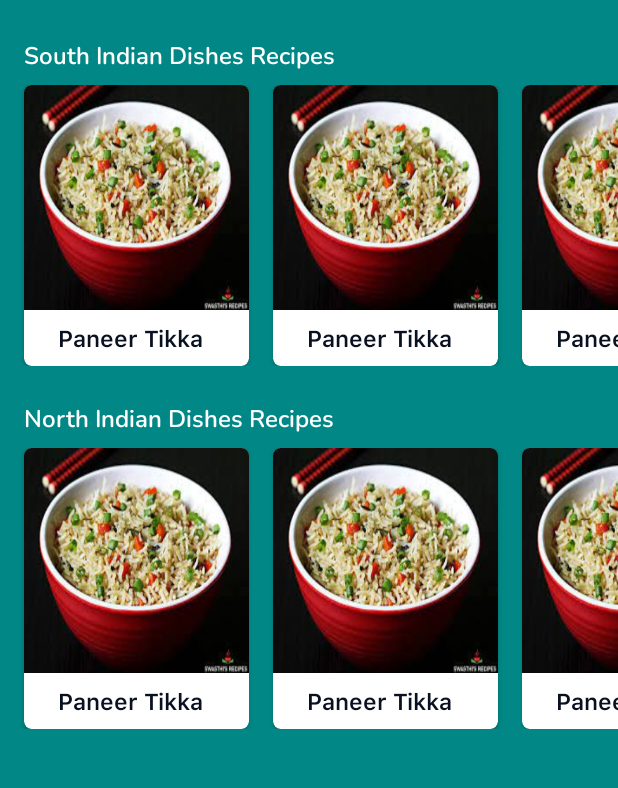
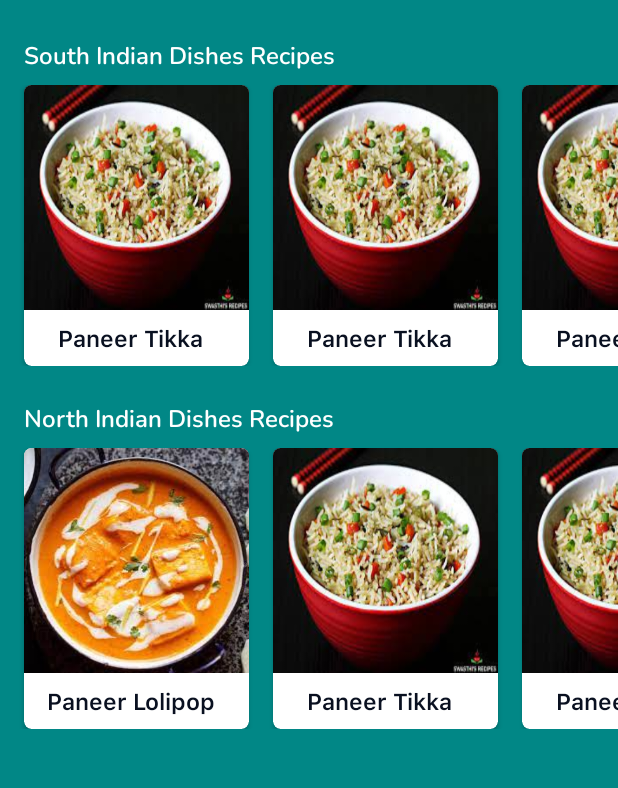
Before and after one commit to vineetnayak777/MaaKaSwaad, an Android app: the RecipeActivity screen opened directly, with no data from a screen before it, in the side drawer, after a tap on "Recipes", on a phone screen of 412 x 824 dp, the part 84-872 px from its top. Run offline under Robolectric (Android 15) with nearby library versions, the phone set to English and light mode, and no system bars; Roboto replaces fonts that are not available here.

Commit message:
Details for Recipes added

```diff
--- a/MaaKaSwaad/app/src/main/java/com/example/maakaswaad/NestedDashboard.java
+++ b/MaaKaSwaad/app/src/main/java/com/example/maakaswaad/NestedDashboard.java
@@ -50,7 +50,7 @@ public class NestedDashboard extends BaseActivity {
 
         // added in 3rd category
         List<CategoryItem> categoryItemList3 = new ArrayList<>();
-        categoryItemList3.add(new CategoryItem(1,"Paneer Tikka", "Rs. 140", R.drawable.maakakhana1));
+        categoryItemList3.add(new CategoryItem(1,"Paneer Tikka", "Rs. 140", R.drawable.popularfood2));
         categoryItemList3.add(new CategoryItem(1,"Paneer Tikka", "Rs. 140", R.drawable.maakakhana1));
         categoryItemList3.add(new CategoryItem(1,"Paneer Tikka", "Rs. 140", R.drawable.maakakhana1));
         categoryItemList3.add(new CategoryItem(1,"Paneer Tikka", "Rs. 140", R.drawable.maakakhana1));
--- a/MaaKaSwaad/app/src/main/java/com/example/maakaswaad/RecipeActivity.java
+++ b/MaaKaSwaad/app/src/main/java/com/example/maakaswaad/RecipeActivity.java
@@ -32,7 +32,7 @@ public class RecipeActivity extends BaseActivity{
         recipeItemList.add(new RecipeItem(1, R.drawable.maakakhana1, "Paneer Tikka"));
 
         List<RecipeItem> recipeItemList1 = new ArrayList<>();
-        recipeItemList1.add(new RecipeItem(1, R.drawable.maakakhana1, "Paneer Tikka"));
+        recipeItemList1.add(new RecipeItem(1, R.drawable.popularfood1, "Paneer Lolipop"));
         recipeItemList1.add(new RecipeItem(1, R.drawable.maakakhana1, "Paneer Tikka"));
         recipeItemList1.add(new RecipeItem(1, R.drawable.maakakhana1, "Paneer Tikka"));
         recipeItemList1.add(new RecipeItem(1, R.drawable.maakakhana1, "Paneer Tikka"));
@@ -40,7 +40,7 @@ public class RecipeActivity extends BaseActivity{
 
         List<AllRecipeCategory> allRecipeCategoryList = new ArrayList<>();
         allRecipeCategoryList.add(new AllRecipeCategory("South Indian Dishes Recipes", recipeItemList));
-        allRecipeCategoryList.add(new AllRecipeCategory("North Indian Dishes Recipes", recipeItemList));
+        allRecipeCategoryList.add(new AllRecipeCategory("North Indian Dishes Recipes", recipeItemList1));
 
         setMainRecipeCategoryRecycler(allRecipeCategoryList);
     }
--- /dev/null
+++ b/MaaKaSwaad/app/src/main/java/com/example/maakaswaad/RecipeDetails.java
@@ -0,0 +1,52 @@
+package com.example.maakaswaad;
+
+import android.os.Bundle;
+import android.view.KeyEvent;
+import android.view.LayoutInflater;
+import android.view.View;
+import android.webkit.WebSettings;
+import android.webkit.WebView;
+import android.webkit.WebViewClient;
+
+public class RecipeDetails extends BaseActivity {
+
+    WebView webView;
+
+    @Override
+    protected void onCreate(Bundle savedInstanceState) {
+        super.onCreate(savedInstanceState);
+        LayoutInflater inflater = LayoutInflater.from(this);
+        View view = inflater.inflate(R.layout.activity_recipe_details, null, false);
+        drawerLayout.addView(view, 0);
+        getIncomingIntent();
+    }
+
+    private void getIncomingIntent() {
+        if (getIntent().hasExtra("name")) {
+            String name = getIntent().getStringExtra("name");
+            setImage(name);
+        }
+    }
+    private void setImage(String name){
+        String name1 = name;
+        webView = findViewById(R.id.webView);
+        WebSettings webSettings = webView.getSettings();
+        webSettings.setJavaScriptEnabled(true);
+        webView.setWebViewClient(new Callback());
+        if(name1.equals("Paneer Tikka")){
+            webView.loadUrl("https://www.indianhealthyrecipes.com/paneer-tikka-on-stove-top/");
+        }
+        if(name1.matches("Paneer Lolipop")){
+            webView.loadUrl("https://www.sanjeevkapoor.com/Recipe/Paneer-Lollipops.html");
+        }
+
+
+    }
+
+    private class Callback extends WebViewClient {
+        @Override
+        public boolean shouldOverrideKeyEvent(WebView view, KeyEvent event) {
+            return false;
+        }
+    }
+}
--- a/MaaKaSwaad/app/src/main/java/com/example/maakaswaad/adapter/RecipeItemRecyclerAdapter.java
+++ b/MaaKaSwaad/app/src/main/java/com/example/maakaswaad/adapter/RecipeItemRecyclerAdapter.java
@@ -1,6 +1,7 @@
 package com.example.maakaswaad.adapter;
 
 import android.content.Context;
+import android.content.Intent;
 import android.view.LayoutInflater;
 import android.view.View;
 import android.view.ViewGroup;
@@ -11,6 +12,7 @@ import androidx.annotation.NonNull;
 import androidx.recyclerview.widget.RecyclerView;
 
 import com.example.maakaswaad.R;
+import com.example.maakaswaad.RecipeDetails;
 import com.example.maakaswaad.model.RecipeItem;
 
 import java.util.List;
@@ -35,6 +37,14 @@ public class RecipeItemRecyclerAdapter extends RecyclerView.Adapter<RecipeItemRe
     public void onBindViewHolder(@NonNull RecipeItemViewHolder holder, int position){
         holder.itemImage.setImageResource(recipeItemList.get(position).getImageUrl());
         holder.name.setText(recipeItemList.get(position).getName());
+        holder.itemView.setOnClickListener(new View.OnClickListener() {
+            @Override
+            public void onClick(View view) {
+                Intent i = new Intent(context, RecipeDetails.class);
+                i.putExtra("name", recipeItemList.get(position).getName());
+                context.startActivity(i);
+            }
+        });
     }
 
     @Override
--- a/MaaKaSwaad/app/src/main/res/layout/activity_recipe_nested.xml
+++ b/MaaKaSwaad/app/src/main/res/layout/activity_recipe_nested.xml
@@ -6,6 +6,7 @@
     android:layout_height="match_parent"
     android:background="@color/teal_700"
     tools:context=".RecipeActivity" >
+
 
     <androidx.recyclerview.widget.RecyclerView
         android:id="@+id/main_recycler1"
--- a/MaaKaSwaad/app/src/main/res/values/strings.xml
+++ b/MaaKaSwaad/app/src/main/res/values/strings.xml
@@ -7,5 +7,5 @@
     <string name="try_again">Try Again</string>
     <string name="open">open</string>
     <string name="close">close</string>
-    <string name = "user_name_shared">com.example.maakaswaad.user_name_shared</string>
+    <string name="user_name_shared">com.example.maakaswaad.user_name_shared</string>
 </resources>
--- /dev/null
+++ b/MaaKaSwaad/app/src/main/res/xml/network_security_config.xml
@@ -0,0 +1,4 @@
+<?xml version="1.0" encoding="utf-8"?>
+<network-security-config>
+    <base-config cleartextTrafficPermitted="true" />
+</network-security-config>
```
Also changed, not shown: MaaKaSwaad/app/src/main/AndroidManifest.xml (+5 -2 lines), MaaKaSwaad/app/src/main/res/layout/activity_recipe_details.xml (added, +61 -0 lines).
